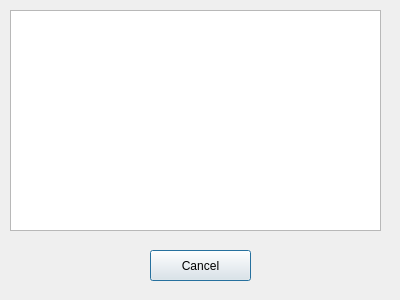
Above: QTcreator/Diary/class_info.ui from albaSANDROS/DIPLOMA-PROJECT.-Multi-user-client-server-application-e-journal before the change. Below: the same form after it.
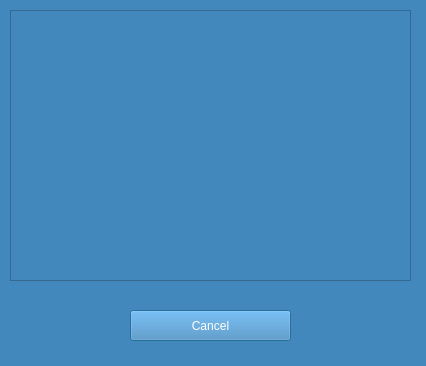
That is the form after the change.

Commit message: Added icon to project. Changed main style of program

Diff of the .ui file:
```diff
--- a/QTcreator/Diary/class_info.ui
+++ b/QTcreator/Diary/class_info.ui
@@ -6,22 +6,29 @@
    <rect>
     <x>0</x>
     <y>0</y>
-    <width>400</width>
-    <height>300</height>
+    <width>426</width>
+    <height>366</height>
    </rect>
   </property>
   <property name="windowTitle">
    <string>Dialog</string>
   </property>
+  <property name="styleSheet">
+   <string notr="true">background-color: rgb(67, 136, 189);
+selection-color: rgb(22, 34, 49);</string>
+  </property>
   <widget class="QPushButton" name="cancel_buttom">
    <property name="geometry">
     <rect>
-     <x>150</x>
-     <y>250</y>
-     <width>101</width>
+     <x>130</x>
+     <y>310</y>
+     <width>161</width>
      <height>31</height>
     </rect>
    </property>
+   <property name="styleSheet">
+    <string notr="true">color: rgb(255, 255, 255);</string>
+   </property>
    <property name="text">
     <string>Cancel</string>
    </property>
@@ -31,10 +38,13 @@
     <rect>
      <x>10</x>
      <y>10</y>
-     <width>371</width>
-     <height>221</height>
+     <width>401</width>
+     <height>271</height>
     </rect>
    </property>
+   <property name="styleSheet">
+    <string notr="true">color: rgb(255, 255, 255);</string>
+   </property>
    <property name="readOnly">
     <bool>true</bool>
    </property>
```
The commit also changes 59 other files.
